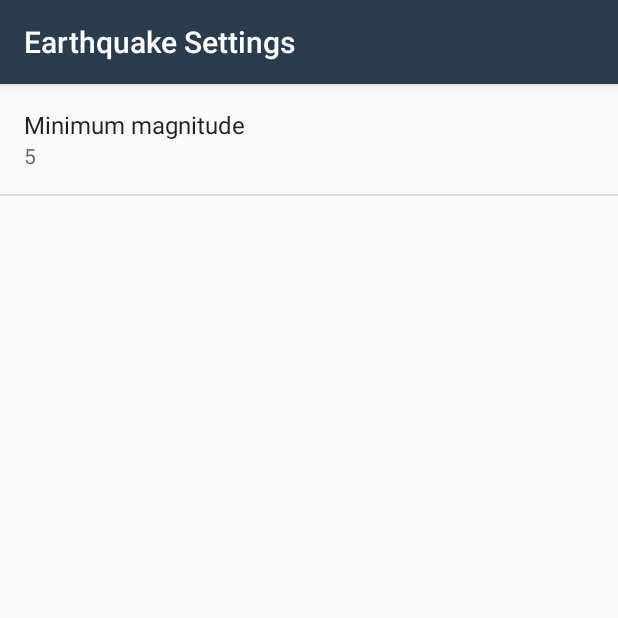
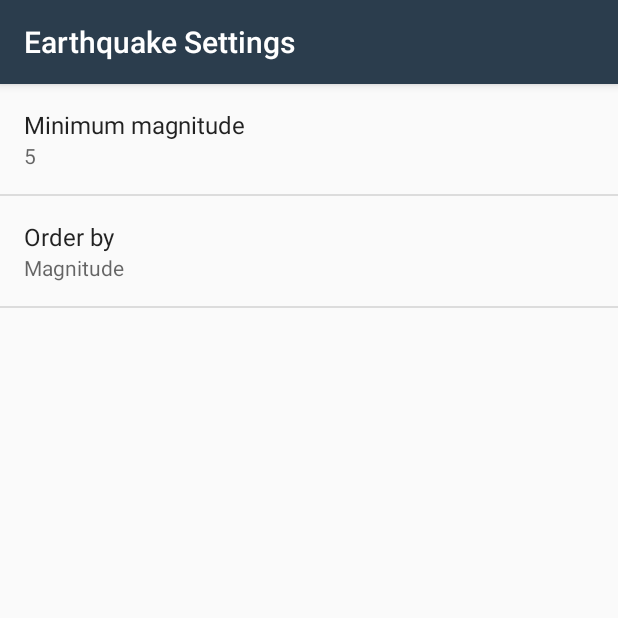
Before and after one commit to kolboch/Android-Development, an Android app: the screen it shows after launch (SettingsActivity), after a tap on "Settings", on a phone screen of 412 x 824 dp, the top half of it. Run offline under Robolectric (Android 15) with nearby library versions, the phone set to English and light mode, and no system bars.

Commit message:
Added filter Order By with options most recent and by magnitude

```diff
--- a/QuakeReport/app/src/main/java/com/example/android/quakereport/EarthquakeActivity.java
+++ b/QuakeReport/app/src/main/java/com/example/android/quakereport/EarthquakeActivity.java
@@ -116,12 +116,15 @@ public class EarthquakeActivity extends AppCompatActivity implements LoaderCallb
         String minMagnitude = sharedPrefs.getString(
                 getString(R.string.settings_min_magnitude_key),
                 getString(R.string.setting_min_magnitude_default));
+        String orderBy = sharedPrefs.getString(
+                getString(R.string.settings_order_by_key),
+                getString(R.string.settings_order_by_default));
         Uri baseUri = Uri.parse(QUERY_URL_BASE);
         Uri.Builder uriBuilder = baseUri.buildUpon();
         uriBuilder.appendQueryParameter("format", "geojson");
         uriBuilder.appendQueryParameter("limit", "10");
         uriBuilder.appendQueryParameter("minmag", minMagnitude);
-        uriBuilder.appendQueryParameter("orderby", "time");
+        uriBuilder.appendQueryParameter("orderby", orderBy);
 
         EarthquakeLoader loader = new EarthquakeLoader(this, new String[]{uriBuilder.toString()});
         return loader;
--- a/QuakeReport/app/src/main/java/com/example/android/quakereport/SettingsActivity.java
+++ b/QuakeReport/app/src/main/java/com/example/android/quakereport/SettingsActivity.java
@@ -2,6 +2,7 @@ package com.example.android.quakereport;
 
 import android.content.SharedPreferences;
 import android.os.Bundle;
+import android.preference.ListPreference;
 import android.preference.Preference;
 import android.preference.PreferenceFragment;
 import android.preference.PreferenceManager;
@@ -24,8 +25,12 @@ public class SettingsActivity extends AppCompatActivity {
         public void onCreate(Bundle savedInstanceState) {
             super.onCreate(savedInstanceState);
             addPreferencesFromResource(R.xml.settings_main);
+
             Preference minMagnitude = findPreference(getString(R.string.settings_min_magnitude_key));
+            Preference orderBy = findPreference(getString(R.string.settings_order_by_key));
+
             bindPreferenceSummaryToValue(minMagnitude);
+            bindPreferenceSummaryToValue(orderBy);
         }
 
         private void bindPreferenceSummaryToValue(Preference preference) {
@@ -38,7 +43,17 @@ public class SettingsActivity extends AppCompatActivity {
         @Override
         public boolean onPreferenceChange(Preference preference, Object o) {
             String stringValue = o.toString();
-            preference.setSummary(stringValue);
+            if(preference instanceof ListPreference){
+                ListPreference preferencesList = (ListPreference) preference;
+                int prefIndex = preferencesList.findIndexOfValue(stringValue);
+                if(prefIndex >= 0){
+                    CharSequence[] labels = preferencesList.getEntries();
+                    preference.setSummary(labels[prefIndex]);
+                }
+            }
+            else {
+                preference.setSummary(stringValue);
+            }
             return true;
         }
     }
--- /dev/null
+++ b/QuakeReport/app/src/main/res/values/arrays.xml
@@ -0,0 +1,11 @@
+<?xml version="1.0" encoding="utf-8"?>
+<resources>
+    <string-array name="settings_order_by_labels">
+        <item>@string/settings_order_by_magnitude_label</item>
+        <item>@string/settings_order_by_most_recent_label</item>
+    </string-array>
+    <string-array name="settings_order_by_values">
+        <item>@string/settings_order_by_magnitude_value</item>
+        <item>@string/settings_order_by_most_recent_value</item>
+    </string-array>
+</resources>
--- a/QuakeReport/app/src/main/res/values/strings.xml
+++ b/QuakeReport/app/src/main/res/values/strings.xml
@@ -17,10 +17,23 @@
     <string name="app_name">Quake Report</string>
     <string name="no_earthquakes">No earthquakes to display!</string>
     <string name="no_internet">No Internet connection.</string>
+
     <string name="settings_menu_item">Settings</string>
     <string name="settings_title">Earthquake Settings</string>
+
     <string name="settings_min_magnitude_label">Minimum magnitude</string>
     <string name="settings_min_magnitude_key" translatable="false">min_magnitude</string>
     <string name="setting_min_magnitude_default" translatable="false">5</string>
 
+    <string name="settings_order_by_label">Order by</string>
+    <string name="settings_order_by_key" translatable="false">order_by</string>
+    <string name="settings_order_by_default" translatable="false">@string/settings_order_by_magnitude_value</string>
+
+    <!-- label for order by magnitude -->
+    <string name="settings_order_by_magnitude_label">Magnitude</string>
+    <string name="settings_order_by_magnitude_value" translatable="false">magnitude</string>
+    <!-- label for order by most recent -->
+    <string name="settings_order_by_most_recent_label">Most recent</string>
+    <string name="settings_order_by_most_recent_value" translatable="false">time</string>
+
 </resources>
--- a/QuakeReport/app/src/main/res/xml/settings_main.xml
+++ b/QuakeReport/app/src/main/res/xml/settings_main.xml
@@ -7,5 +7,10 @@
         android:key="@string/settings_min_magnitude_key"
         android:selectAllOnFocus="true"
         android:title="@string/settings_min_magnitude_label"/>
-
+    <ListPreference
+        android:defaultValue="@string/settings_order_by_default"
+        android:entries="@array/settings_order_by_labels"
+        android:entryValues="@array/settings_order_by_values"
+        android:key="@string/settings_order_by_key"
+        android:title="@string/settings_order_by_label"/>
 </PreferenceScreen>
```
